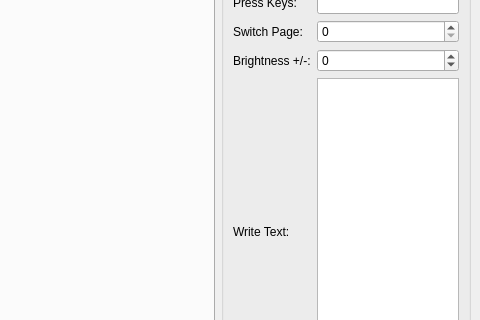
Above: streamdeck_ui/main.ui from timothycrosley/streamdeck-ui before the change; both pictures show x 364 to 844 and y 197 to 517 of the 844 by 625 pixel window. Below: the same form after it.
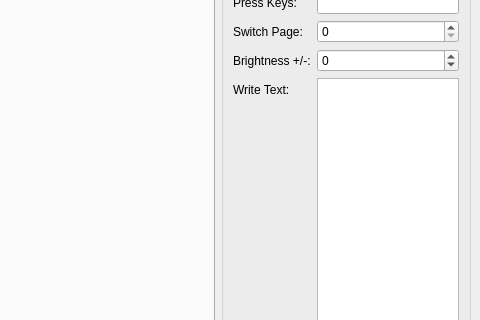
That is the form after the change.

Commit message: Reverted grid layout back to form layout.

```diff
--- a/streamdeck_ui/main.ui
+++ b/streamdeck_ui/main.ui
@@ -173,7 +173,7 @@
           </property>
           <layout class="QVBoxLayout" name="verticalLayout_3">
            <item>
-            <layout class="QGridLayout" name="gridLayout">
+            <layout class="QFormLayout" name="formLayout">
              <item row="0" column="0">
               <widget class="QLabel" name="label">
                <property name="text">
```
The commit also changes 1 other file.
